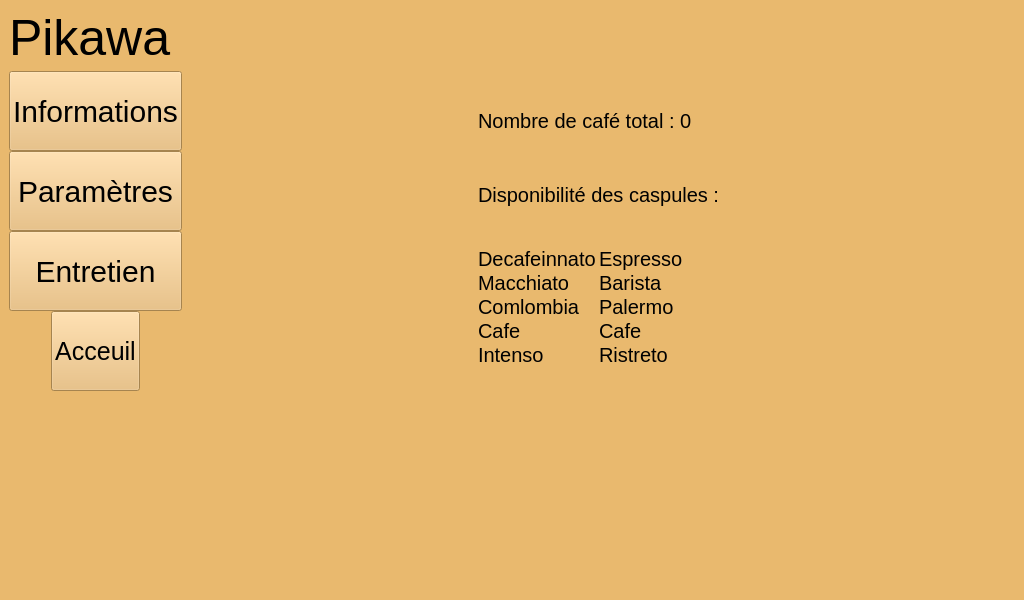
Old version of the form pikawa-qt/ihm.ui in the repository bts-lasalle-avignon-projets/pikawa-2022.
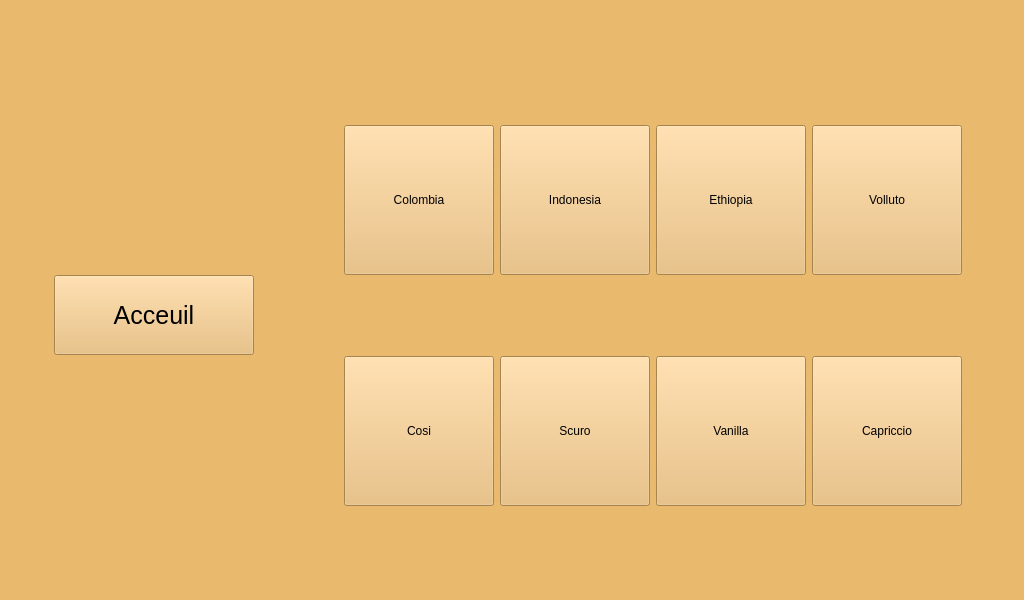
New version of the form. The open tabs and pages were chosen to show the change. Icons and pictures are not drawn.

Commit message: PIKAWA22-38 Ajout de la page selection des cafes et des boutons associés

What changed in the file:
```diff
--- a/pikawa-qt/ihm.ui
+++ b/pikawa-qt/ihm.ui
@@ -666,6 +666,233 @@
         </item>
        </layout>
       </widget>
+      <widget class="QWidget" name="selectionCafe">
+       <property name="styleSheet">
+        <string notr="true">background:rgb(233, 185, 110);</string>
+       </property>
+       <widget class="QWidget" name="layoutWidget">
+        <property name="geometry">
+         <rect>
+          <x>10</x>
+          <y>50</y>
+          <width>1001</width>
+          <height>531</height>
+         </rect>
+        </property>
+        <layout class="QHBoxLayout" name="LayoutMenu">
+         <item>
+          <widget class="QPushButton" name="bouttonAcceuilSelectionCafe">
+           <property name="minimumSize">
+            <size>
+             <width>50</width>
+             <height>80</height>
+            </size>
+           </property>
+           <property name="maximumSize">
+            <size>
+             <width>200</width>
+             <height>16777215</height>
+            </size>
+           </property>
+           <property name="styleSheet">
+            <string notr="true">font-size:25px;</string>
+           </property>
+           <property name="text">
+            <string>Acceuil</string>
+           </property>
+          </widget>
+         </item>
+         <item>
+          <spacer name="horizontalSpacer_6">
+           <property name="orientation">
+            <enum>Qt::Horizontal</enum>
+           </property>
+           <property name="sizeType">
+            <enum>QSizePolicy::Minimum</enum>
+           </property>
+           <property name="sizeHint" stdset="0">
+            <size>
+             <width>40</width>
+             <height>20</height>
+            </size>
+           </property>
+          </spacer>
+         </item>
+         <item>
+          <layout class="QGridLayout" name="LayoutSelectionCafe">
+           <item row="8" column="2">
+            <widget class="QPushButton" name="bouttonScuro">
+             <property name="minimumSize">
+              <size>
+               <width>150</width>
+               <height>150</height>
+              </size>
+             </property>
+             <property name="maximumSize">
+              <size>
+               <width>150</width>
+               <height>150</height>
+              </size>
+             </property>
+             <property name="text">
+              <string>Scuro</string>
+             </property>
+            </widget>
+           </item>
+           <item row="4" column="4">
+            <widget class="QPushButton" name="bouttonVolluto">
+             <property name="minimumSize">
+              <size>
+               <width>150</width>
+               <height>150</height>
+              </size>
+             </property>
+             <property name="maximumSize">
+              <size>
+               <width>150</width>
+               <height>15077215</height>
+              </size>
+             </property>
+             <property name="text">
+              <string>Volluto</string>
+             </property>
+            </widget>
+           </item>
+           <item row="8" column="0">
+            <widget class="QPushButton" name="bouttonCosi">
+             <property name="minimumSize">
+              <size>
+               <width>150</width>
+               <height>150</height>
+              </size>
+             </property>
+             <property name="maximumSize">
+              <size>
+               <width>150</width>
+               <height>150</height>
+              </size>
+             </property>
+             <property name="text">
+              <string>Cosi</string>
+             </property>
+            </widget>
+           </item>
+           <item row="8" column="3">
+            <widget class="QPushButton" name="bouttonVanilla">
+             <property name="minimumSize">
+              <size>
+               <width>150</width>
+               <height>150</height>
+              </size>
+             </property>
+             <property name="maximumSize">
+              <size>
+               <width>150</width>
+               <height>150</height>
+              </size>
+             </property>
+             <property name="text">
+              <string>Vanilla</string>
+             </property>
+            </widget>
+           </item>
+           <item row="4" column="3">
+            <widget class="QPushButton" name="bouttonEthiopia">
+             <property name="minimumSize">
+              <size>
+               <width>150</width>
+               <height>150</height>
+              </size>
+             </property>
+             <property name="maximumSize">
+              <size>
+               <width>150</width>
+               <height>150</height>
+              </size>
+             </property>
+             <property name="text">
+              <string>Ethiopia</string>
+             </property>
+            </widget>
+           </item>
+           <item row="8" column="4">
+            <widget class="QPushButton" name="bouttonCapriccio">
+             <property name="minimumSize">
+              <size>
+               <width>150</width>
+               <height>150</height>
+              </size>
+             </property>
+             <property name="maximumSize">
+              <size>
+               <width>150</width>
+               <height>150</height>
+              </size>
+             </property>
+             <property name="text">
+              <string>Capriccio</string>
+             </property>
+            </widget>
+           </item>
+           <item row="4" column="2">
+            <widget class="QPushButton" name="bouttonIndonesia">
+             <property name="minimumSize">
+              <size>
+               <width>150</width>
+               <height>150</height>
+              </size>
+             </property>
+             <property name="maximumSize">
+              <size>
+               <width>150</width>
+               <height>150</height>
+              </size>
+             </property>
+             <property name="text">
+              <string>Indonesia</string>
+             </property>
+            </widget>
+           </item>
+           <item row="4" column="0">
+            <widget class="QPushButton" name="bouttonColombia">
+             <property name="minimumSize">
+              <size>
+               <width>150</width>
+               <height>150</height>
+              </size>
+             </property>
+             <property name="maximumSize">
+              <size>
+               <width>150</width>
+               <height>150</height>
+              </size>
+             </property>
+             <property name="text">
+              <string>Colombia</string>
+             </property>
+            </widget>
+           </item>
+          </layout>
+         </item>
+         <item>
+          <spacer name="verticalSpacer_14">
+           <property name="orientation">
+            <enum>Qt::Vertical</enum>
+           </property>
+           <property name="sizeType">
+            <enum>QSizePolicy::Fixed</enum>
+           </property>
+           <property name="sizeHint" stdset="0">
+            <size>
+             <width>5</width>
+             <height>5</height>
+            </size>
+           </property>
+          </spacer>
+         </item>
+        </layout>
+       </widget>
+      </widget>
       <widget class="QWidget" name="information">
        <property name="styleSheet">
         <string notr="true">background:rgb(233, 185, 110);</string>
@@ -907,17 +1134,7 @@
             </item>
             <item>
              <layout class="QGridLayout" name="gridLayout">
-              <item row="4" column="2">
-               <widget class="QLabel" name="ristreto">
-                <property name="styleSheet">
-                 <string notr="true">font-size:20px;</string>
-                </property>
-                <property name="text">
-                 <string>Ristreto</string>
-                </property>
-               </widget>
-              </item>
-              <item row="5" column="1">
+              <item row="6" column="1">
                <spacer name="verticalSpacer_10">
                 <property name="orientation">
                  <enum>Qt::Vertical</enum>
@@ -930,53 +1147,13 @@
                 </property>
                </spacer>
               </item>
-              <item row="3" column="2">
-               <widget class="QLabel" name="nomCafe">
-                <property name="styleSheet">
-                 <string notr="true">font-size:20px;</string>
-                </property>
-                <property name="text">
-                 <string>Cafe</string>
-                </property>
-               </widget>
-              </item>
-              <item row="0" column="1">
-               <widget class="QLabel" name="decafeinnato">
-                <property name="styleSheet">
-                 <string notr="true">font-size:20px;</string>
-                </property>
-                <property name="text">
-                 <string>Decafeinnato</string>
-                </property>
-               </widget>
-              </item>
               <item row="1" column="1">
                <widget class="QLabel" name="macchiato">
                 <property name="styleSheet">
                  <string notr="true">font-size:20px;</string>
                 </property>
                 <property name="text">
-                 <string>Macchiato</string>
-                </property>
-               </widget>
-              </item>
-              <item row="1" column="2">
-               <widget class="QLabel" name="barista">
-                <property name="styleSheet">
-                 <string notr="true">font-size: 20px;</string>
-                </property>
-                <property name="text">
-                 <string>Barista</string>
-                </property>
-               </widget>
-              </item>
-              <item row="2" column="2">
-               <widget class="QLabel" name="palermo">
-                <property name="styleSheet">
-                 <string notr="true">font-size:20px;</string>
-                </property>
-                <property name="text">
-                 <string>Palermo</string>
+                 <string>Ethiopia</string>
                 </property>
                </widget>
               </item>
@@ -986,17 +1163,7 @@
                  <string notr="true">font-size:20px;</string>
                 </property>
                 <property name="text">
-                 <string>Cafe</string>
-                </property>
-               </widget>
-              </item>
-              <item row="2" column="1">
-               <widget class="QLabel" name="comlombia">
-                <property name="styleSheet">
-                 <string notr="true">font-size:20px;</string>
-                </property>
-                <property name="text">
-                 <string>Comlombia</string>
+                 <string>Capriccio</string>
                 </property>
                </widget>
               </item>
@@ -1006,11 +1173,41 @@
                  <string notr="true">font-size:20px;</string>
                 </property>
                 <property name="text">
-                 <string>Intenso</string>
+                 <string>Scuro</string>
                 </property>
                </widget>
               </item>
-              <item row="5" column="2">
+              <item row="1" column="2">
+               <widget class="QLabel" name="labelVolluto">
+                <property name="styleSheet">
+                 <string notr="true">font-size:20px;</string>
+                </property>
+                <property name="text">
+                 <string>Volluto</string>
+                </property>
+               </widget>
+              </item>
+              <item row="4" column="2">
+               <widget class="QLabel" name="LabelVanilla">
+                <property name="styleSheet">
+                 <string notr="true">font-size:20px;</string>
+                </property>
+                <property name="text">
+                 <string>Vanilla</string>
+                </property>
+               </widget>
+              </item>
+              <item row="3" column="2">
+               <widget class="QLabel" name="labelCosi">
+                <property name="styleSheet">
+                 <string notr="true">font-size:20px;</string>
+                </property>
+                <property name="text">
+                 <string>Cosi</string>
+                </property>
+               </widget>
+              </item>
+              <item row="6" column="2">
                <spacer name="verticalSpacer_11">
                 <property name="orientation">
                  <enum>Qt::Vertical</enum>
@@ -1029,7 +1226,7 @@
                  <string notr="true">font-size:20px;</string>
                 </property>
                 <property name="text">
-                 <string>Espresso</string>
+                 <string>Indonesia</string>
                 </property>
                </widget>
               </item>
```
Left out of the diff: 22 changed lines with no effect on the pictures. The commit also changes 9 other files.
